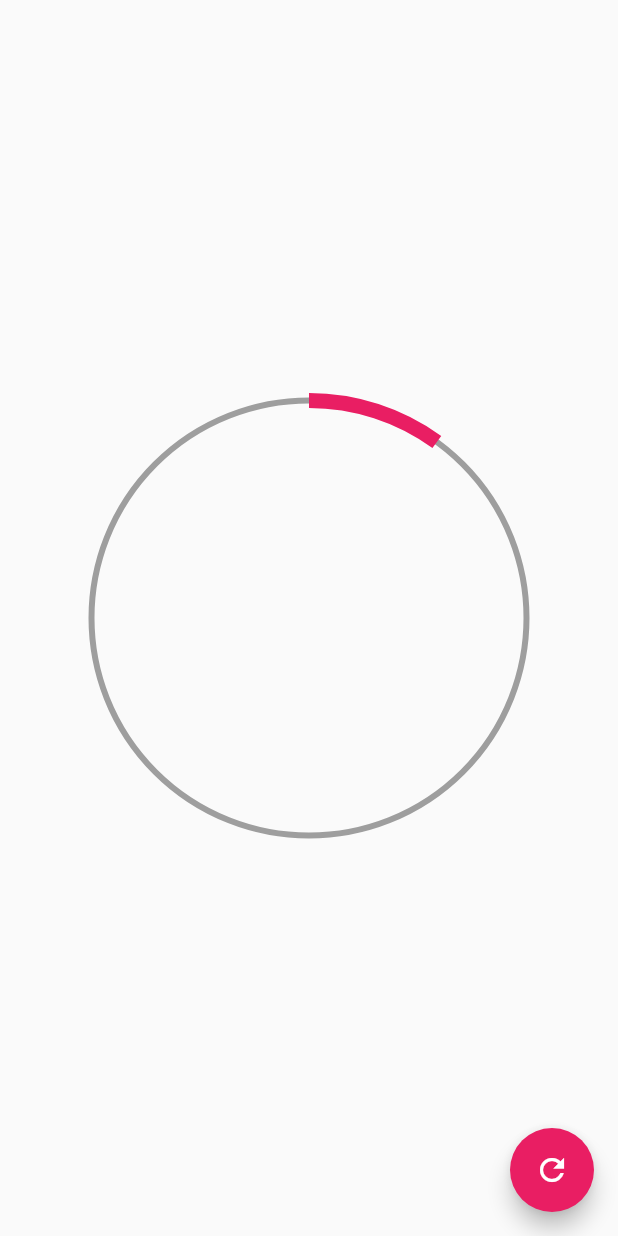
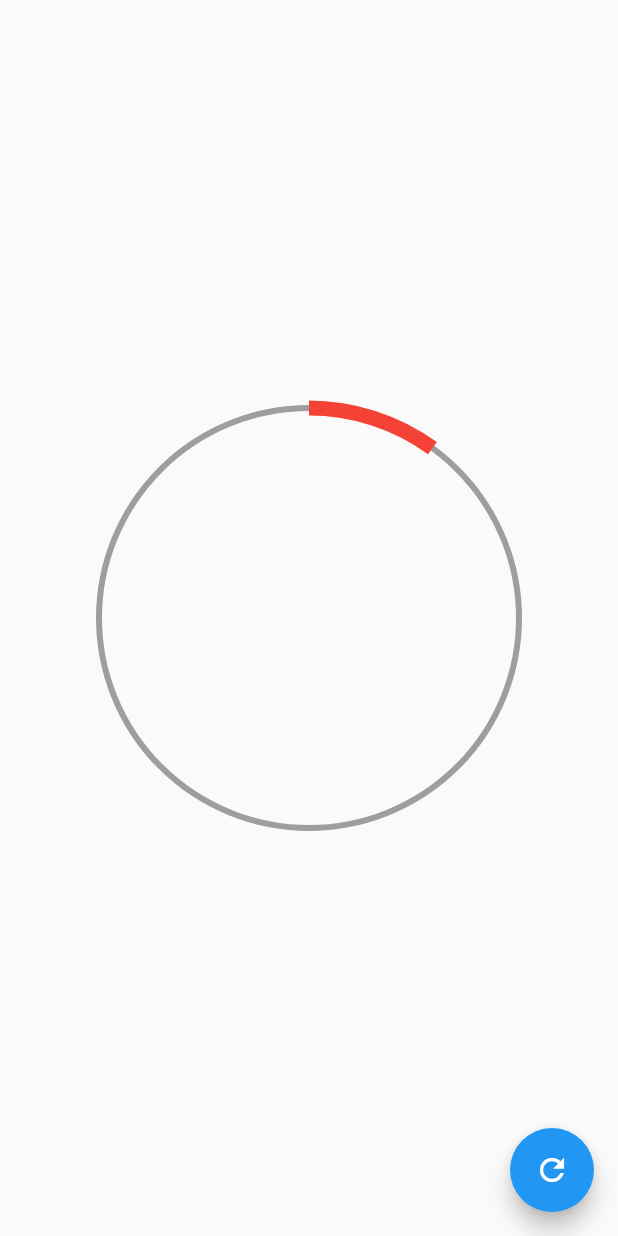
Before and after one commit to samuel005005/flutter_app_design, a Flutter app: the screen it shows after launch, after a tap on the "refresh" icon, on a phone screen of 412 x 824 dp. Run offline on Flutter 3.47's test engine with Material 2 defaults, Android fonts, the phone set to English and light mode, and no system bars.

Commit message:
circucle progress

```diff
--- a/lib/main.dart
+++ b/lib/main.dart
@@ -1,5 +1,6 @@
 import 'package:flutter/material.dart';
-import 'package:flutter_app_design/src/pages/circular_progress_page.dart';
+
+import 'package:flutter_app_design/src/pages/circular_graph_page.dart';
 
 void main() => runApp(const MyApp());
 
@@ -11,7 +12,7 @@ class MyApp extends StatelessWidget {
     return const MaterialApp(
       debugShowCheckedModeBanner: false,
       title: 'Diseños App',
-      home: CircularProgressPage(),
+      home: CircularGraphPage(),
     );
   }
 }
--- a/lib/src/pages/circular_progress_page.dart
+++ b/lib/src/labs/circular_progress_page.dart
@@ -80,7 +80,7 @@ class _MyRadialProsgress extends CustomPainter {
   void paint(Canvas canvas, Size size) {
     // Circle Completed
     final paint = Paint()
-      ..strokeWidth = 4
+      ..strokeWidth = 20
       ..color = Colors.grey
       ..style = PaintingStyle.stroke;
 
--- /dev/null
+++ b/lib/src/pages/circular_graph_page.dart
@@ -0,0 +1,40 @@
+import 'package:flutter/material.dart';
+import 'package:flutter_app_design/src/widgets/radial_progress.dart';
+
+class CircularGraphPage extends StatefulWidget {
+  const CircularGraphPage({super.key});
+
+  @override
+  State<CircularGraphPage> createState() => _CircularGraphPageState();
+}
+
+class _CircularGraphPageState extends State<CircularGraphPage> {
+  double percentage = 0.0;
+
+  @override
+  Widget build(BuildContext context) {
+    return Scaffold(
+      floatingActionButton: FloatingActionButton(
+        onPressed: () {
+          setState(() {
+            percentage += 10;
+            if (percentage > 100) {
+              percentage = 0;
+            }
+          });
+        },
+        child: const Icon(Icons.refresh),
+      ),
+      body: Center(
+        child: SizedBox(
+          width: 300,
+          height: 300,
+          child: RadialProgress(
+            percentage: percentage,
+            primaryColor: Colors.red,
+          ),
+        ),
+      ),
+    );
+  }
+}
--- /dev/null
+++ b/lib/src/widgets/radial_progress.dart
@@ -0,0 +1,129 @@
+import 'dart:math';
+
+import 'package:flutter/foundation.dart';
+import 'package:flutter/material.dart';
+
+class RadialProgress extends StatefulWidget {
+  final double percentage;
+  final Color primaryColor;
+  final Color secondaryColor;
+  final double secondaryThickness;
+
+  const RadialProgress({
+    super.key,
+    required this.percentage,
+    this.primaryColor = Colors.blue,
+    this.secondaryColor = Colors.grey,
+    this.secondaryThickness = 4,
+  });
+
+  @override
+  State<RadialProgress> createState() => _RadialProgressState();
+}
+
+class _RadialProgressState extends State<RadialProgress>
+    with SingleTickerProviderStateMixin {
+  late AnimationController animationController;
+
+  double beforcePercentage = 0.0;
+
+  @override
+  void initState() {
+    beforcePercentage = widget.percentage;
+
+    animationController = AnimationController(
+        vsync: this, duration: const Duration(milliseconds: 200));
+
+    animationController.addListener(() {
+      if (kDebugMode) {
+        print('animationController.value ${animationController.value}');
+      }
+    });
+
+    super.initState();
+  }
+
+  @override
+  void dispose() {
+    animationController.dispose();
+    super.dispose();
+  }
+
+  @override
+  Widget build(BuildContext context) {
+    animationController.forward(from: 0.0);
+
+    final animatedDifference = widget.percentage - beforcePercentage;
+
+    beforcePercentage = widget.percentage;
+
+    if (kDebugMode) {
+      print('widget.percentage ${widget.percentage}');
+      print('beforcePercentage $beforcePercentage');
+      print('animatedDifference $animatedDifference');
+      print(
+          'widget.percentage - animatedDifference ${widget.percentage - animatedDifference}');
+      print(
+          'animatedDifference * animationController.value ${animatedDifference * animationController.value}');
+    }
+
+    return AnimatedBuilder(
+      animation: animationController,
+      builder: (context, child) {
+        return Container(
+          padding: const EdgeInsets.all(10),
+          width: double.infinity,
+          height: double.infinity,
+          child: CustomPaint(
+            painter: _MyRadialProsgress(
+              primaryColor: widget.primaryColor,
+              secondaryColor: widget.secondaryColor,
+              secondaryThickness: widget.secondaryThickness,
+              percentage: (widget.percentage - animatedDifference) +
+                  (animatedDifference * animationController.value),
+            ),
+          ),
+        );
+      },
+    );
+  }
+}
+
+class _MyRadialProsgress extends CustomPainter {
+  final double percentage;
+  final Color primaryColor;
+  final Color secondaryColor;
+  final double secondaryThickness;
+  _MyRadialProsgress({
+    required this.percentage,
+    required this.primaryColor,
+    required this.secondaryColor,
+    required this.secondaryThickness,
+  });
+
+  @override
+  void paint(Canvas canvas, Size size) {
+    final paint = Paint()
+      ..strokeWidth = secondaryThickness
+      ..color = secondaryColor
+      ..style = PaintingStyle.stroke;
+
+    final Offset center = Offset(size.width * .5, size.height * .5);
+    final double radius = min(size.width * .5, size.height * .5);
+
+    canvas.drawCircle(center, radius, paint);
+    // Arco
+    final painArco = Paint()
+      ..strokeWidth = 10
+      ..color = primaryColor
+      ..style = PaintingStyle.stroke;
+
+    double arcAngle = 2 * pi * (percentage / 100);
+
+    canvas.drawArc(Rect.fromCircle(center: center, radius: radius),
+        (3 * pi) / 2, arcAngle, false, painArco);
+  }
+
+  @override
+  bool shouldRepaint(oldDelegate) => true;
+}
```
